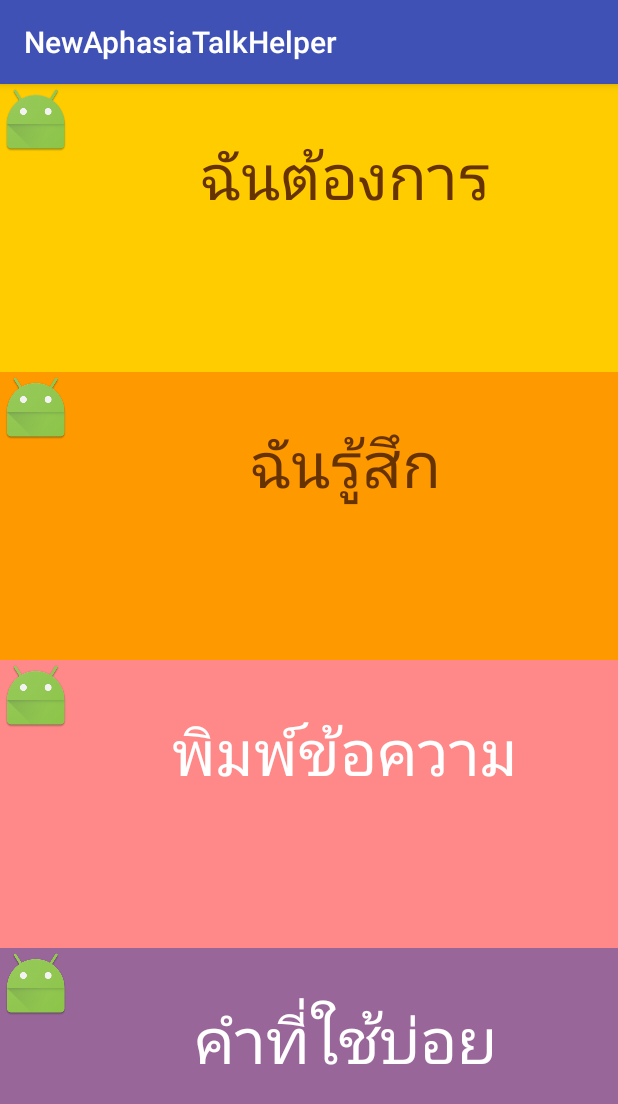
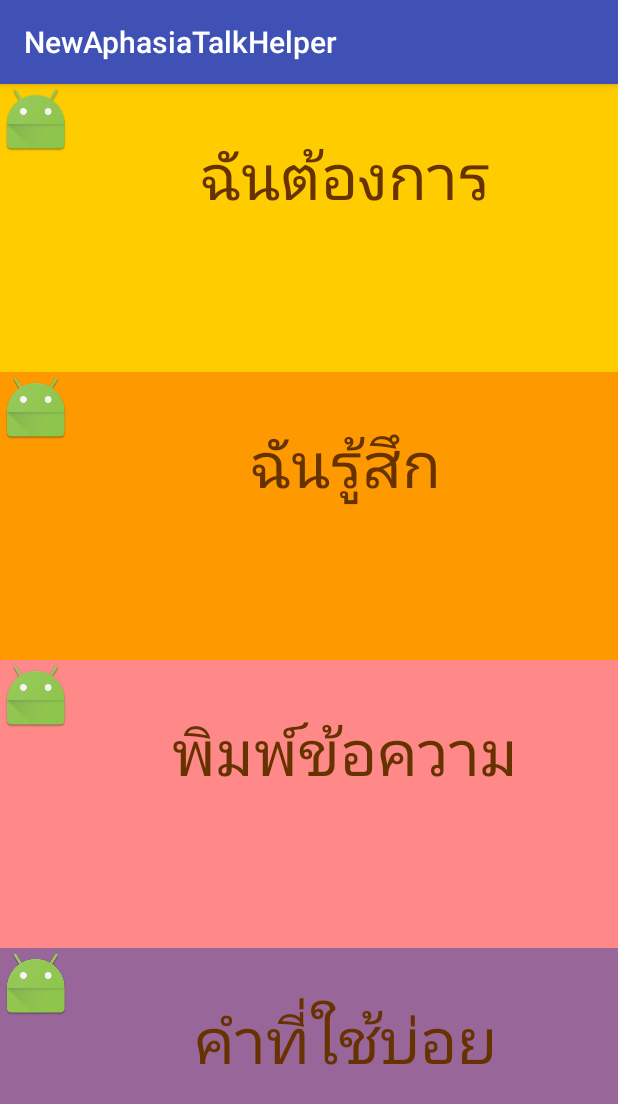
Before and after one commit to Blinkblinkk/NewAphasiaTalkHelper, an Android app: the screen it shows after launch (MainActivity), on a phone screen of 412 x 824 dp. Shown: the top 1104 px of the screen. Run offline under Robolectric (Android 15) with nearby library versions, the phone set to English and light mode, and no system bars.

Commit message:
no message

```diff
--- a/NewAphasiaTalkHelper/app/src/main/res/layout/activity_main.xml
+++ b/NewAphasiaTalkHelper/app/src/main/res/layout/activity_main.xml
@@ -93,7 +93,7 @@
             android:layout_width="match_parent"
             android:layout_height="wrap_content"
             android:text="พิมพ์ข้อความ"
-            android:textColor="#FFFFFF"
+            android:textColor="#663300"
             android:textSize="42sp"
             android:textAlignment="center"
             android:paddingTop="30dp"
@@ -125,7 +125,7 @@
             android:layout_width="match_parent"
             android:layout_height="wrap_content"
             android:text="คำที่ใช้บ่อย"
-            android:textColor="#FFFFFF"
+            android:textColor="#663300"
             android:textSize="42sp"
             android:textAlignment="center"
             android:paddingTop="30dp"
--- a/NewAphasiaTalkHelper/build.gradle
+++ b/NewAphasiaTalkHelper/build.gradle
@@ -5,7 +5,7 @@ buildscript {
         jcenter()
     }
     dependencies {
-        classpath 'com.android.tools.build:gradle:2.3.2'
+        classpath 'com.android.tools.build:gradle:2.3.3'
 
         // NOTE: Do not place your application dependencies here; they belong
         // in the individual module build.gradle files
```
